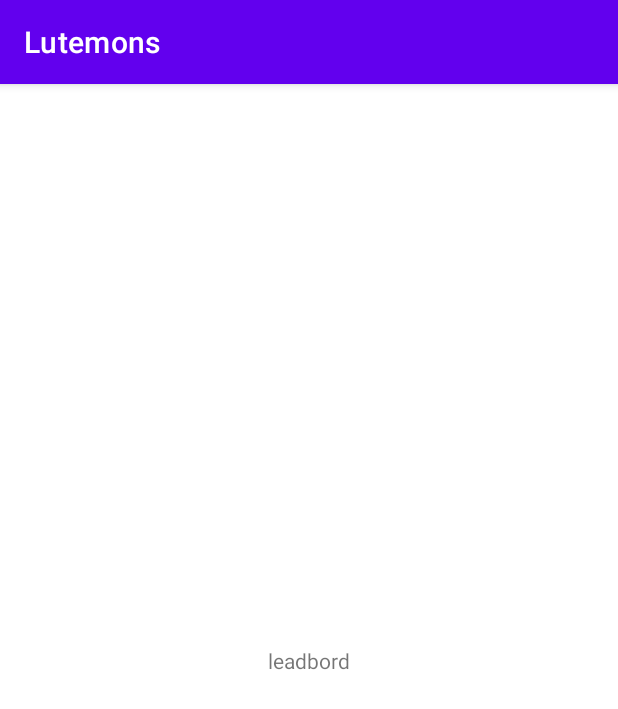
After one commit to OskarSan/Lutemons, an Android app: the LeaderboardsActivity screen opened directly, with no data from a screen before it, on a phone screen of 412 x 824 dp. The commit adds this screen. Shown: the top 709 px of the screen. Run offline under Robolectric (Android 15) with nearby library versions, the light colour scheme and no system bars; Roboto replaces fonts that are not available here.

Commit message:
leaderboard addedd

```diff
--- a/app/src/main/AndroidManifest.xml
+++ b/app/src/main/AndroidManifest.xml
@@ -11,6 +11,9 @@
         android:supportsRtl="true"
         android:theme="@style/Theme.Lutemons"
         tools:targetApi="31">
+        <activity
+            android:name=".LeaderboardsActivity"
+            android:exported="false" />
         <activity
             android:name=".MainActivity"
             android:exported="false" />
--- a/app/src/main/java/com/example/lutemons/IntroActivity.java
+++ b/app/src/main/java/com/example/lutemons/IntroActivity.java
@@ -26,4 +26,9 @@
         Intent intent = new Intent(this, MainActivity.class);
         startActivity(intent);
     }
+
+    public void startLeaderboard(View view){
+        Intent intent = new Intent(this, LeaderboardsActivity.class);
+        startActivity(intent);
+    }
 }
--- /dev/null
+++ b/app/src/main/java/com/example/lutemons/LeaderboardsActivity.java
@@ -0,0 +1,14 @@
+package com.example.lutemons;
+
+import androidx.appcompat.app.AppCompatActivity;
+
+import android.os.Bundle;
+
+public class LeaderboardsActivity extends AppCompatActivity {
+
+    @Override
+    protected void onCreate(Bundle savedInstanceState) {
+        super.onCreate(savedInstanceState);
+        setContentView(R.layout.activity_leaderboards);
+    }
+}
--- a/app/src/main/java/com/example/lutemons/Lutemon.java
+++ b/app/src/main/java/com/example/lutemons/Lutemon.java
@@ -38,8 +38,6 @@
 
     public Integer getLosses() {return losses;}
 
-    public Integer getId() {return id;}
-
     public void setAttack(Integer attack) {this.attack = attack;}
 
     public void setDefense(Integer defense) {this.defense = defense;}
@@ -54,5 +52,4 @@
 
     public void setLosses(Integer losses) {this.losses = losses;}
 
-    public void setId(Integer id) {this.id = id;}
 }
--- /dev/null
+++ b/app/src/main/res/layout/activity_leaderboards.xml
@@ -0,0 +1,18 @@
+<?xml version="1.0" encoding="utf-8"?>
+<androidx.constraintlayout.widget.ConstraintLayout xmlns:android="http://schemas.android.com/apk/res/android"
+    xmlns:app="http://schemas.android.com/apk/res-auto"
+    xmlns:tools="http://schemas.android.com/tools"
+    android:layout_width="match_parent"
+    android:layout_height="match_parent"
+    tools:context=".LeaderboardsActivity">
+
+    <TextView
+        android:id="@+id/textView2"
+        android:layout_width="wrap_content"
+        android:layout_height="wrap_content"
+        android:text="leadbord"
+        app:layout_constraintBottom_toBottomOf="parent"
+        app:layout_constraintEnd_toEndOf="parent"
+        app:layout_constraintStart_toStartOf="parent"
+        app:layout_constraintTop_toTopOf="parent" />
+</androidx.constraintlayout.widget.ConstraintLayout>
```
Also changed, not shown: app/src/main/res/layout/activity_intro.xml (+15 -0 lines).
